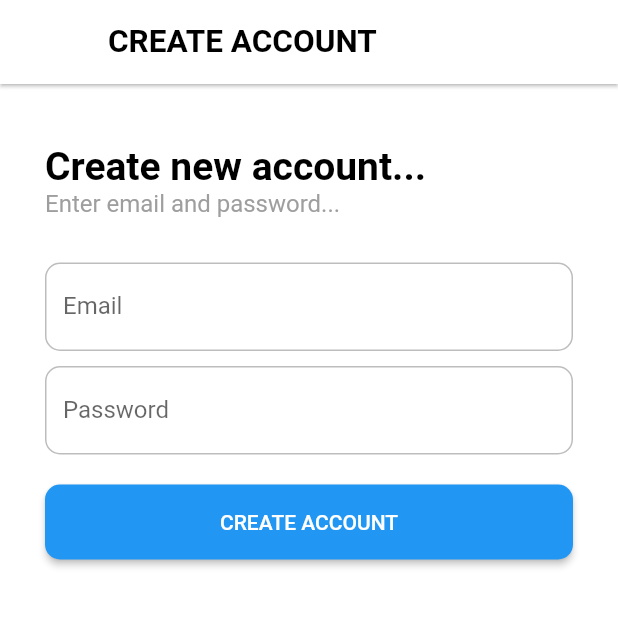
After one commit to hussamhejazy/Task-Manager-Project, a Flutter app: the CreateAccountScreen screen opened by its route, on a phone screen of 412 x 824 dp, the top half of it. The commit adds this screen. Run offline on Flutter 3.47's test engine with Material 2 defaults, Android fonts, the phone set to English and light mode, and no system bars; our stand-ins replace firebase_auth, firebase_core, shared_preferences; accounts and stored records are empty.

Commit message:
create account firebase

```diff
--- /dev/null
+++ b/lib/auth/create_account_screen.dart
@@ -0,0 +1,123 @@
+
+import 'package:flutter/material.dart';
+import 'package:task_manager/firebase/fb_auth_controller.dart';
+import 'package:task_manager/utils/helpers.dart';
+import 'package:task_manager/widgets/app_text_field.dart';
+
+class CreateAccountScreen extends StatefulWidget {
+  const CreateAccountScreen({Key? key}) : super(key: key);
+
+  @override
+  _CreateAccountScreenState createState() => _CreateAccountScreenState();
+}
+
+class _CreateAccountScreenState extends State<CreateAccountScreen>
+    with Helpers {
+  late TextEditingController _emailTextController;
+  late TextEditingController _passwordTextController;
+
+  @override
+  void initState() {
+    // TODO: implement initState
+    super.initState();
+    _emailTextController = TextEditingController();
+    _passwordTextController = TextEditingController();
+  }
+
+  @override
+  void dispose() {
+    // TODO: implement dispose
+    _emailTextController.dispose();
+    _passwordTextController.dispose();
+    super.dispose();
+  }
+
+  @override
+  Widget build(BuildContext context) {
+    return Scaffold(
+      backgroundColor: Colors.white,
+      appBar: AppBar(
+        elevation: 1,
+        backgroundColor: Colors.white,
+        title: Text(
+          'CREATE ACCOUNT',
+          style: TextStyle(
+            color: Colors.black,
+            fontWeight: FontWeight.bold,
+            fontSize: 21,
+          ),
+        ),
+      ),
+      body: Padding(
+        padding: const EdgeInsets.symmetric(horizontal: 30, vertical: 40),
+        child: Column(
+          crossAxisAlignment: CrossAxisAlignment.start,
+          children: [
+            Text(
+              'Create new account...',
+              style: TextStyle(
+                color: Colors.black,
+                fontWeight: FontWeight.bold,
+                fontSize: 26,
+              ),
+            ),
+            Text(
+              'Enter email and password...',
+              style: TextStyle(
+                color: Colors.grey.shade500,
+                fontSize: 16,
+              ),
+            ),
+            SizedBox(height: 30),
+            AppTextField(
+              hint: 'Email',
+              controller: _emailTextController,
+              maxLength: 30,
+            ),
+            SizedBox(height: 10),
+            AppTextField(
+              hint: 'Password',
+              controller: _passwordTextController,
+              obscureText: true,
+            ),
+            SizedBox(height: 20),
+            ElevatedButton(
+              style: ElevatedButton.styleFrom(
+                minimumSize: Size(double.infinity, 50),
+                shape: RoundedRectangleBorder(
+                  borderRadius: BorderRadius.circular(10),
+                ),
+              ),
+              onPressed: () async {
+                await performCreateAccount();
+              },
+              child: Text('CREATE ACCOUNT'),
+            ),
+          ],
+        ),
+      ),
+    );
+  }
+
+  Future<void> performCreateAccount() async {
+    if (checkData()) {
+      await createAccount();
+    }
+  }
+
+  bool checkData() {
+    if (_emailTextController.text.isNotEmpty &&
+        _passwordTextController.text.isNotEmpty) {
+      return true;
+    }
+    showSnackBar(context: context, content: 'Enter email & password');
+    return false;
+  }
+
+  Future<void> createAccount() async {
+    bool status = await FbAuthController().createAccount(context,
+        email: _emailTextController.text,
+        password: _passwordTextController.text);
+    if (status) Navigator.pop(context);
+  }
+}
--- a/lib/screens/login_screen.dart
+++ b/lib/auth/login_screen.dart
@@ -48,7 +48,7 @@ class _LoginScreenState extends State<LoginScreen>  with Helpers{
         ),
       ),
         body: Padding(
-          padding: EdgeInsets.symmetric(horizontal: 20, vertical: 40),
+          padding: EdgeInsets.symmetric(horizontal: 30, vertical: 40),
           child: Column(
             mainAxisAlignment: MainAxisAlignment.center,
             children: [
@@ -79,7 +79,11 @@ class _LoginScreenState extends State<LoginScreen>  with Helpers{
                   ),
                 ),
               ),
-
+              SizedBox(height: 25),
+              TextButton(
+                onPressed: () => Navigator.pushNamed(context, '/create_account_screen'),
+                child: Text('CREATE ACCOUNT'),
+              ),
             ],
           ),
         )
--- a/lib/screens/main.dart
+++ b/lib/screens/main.dart
@@ -1,5 +1,6 @@
 import 'package:firebase_core/firebase_core.dart';
 import 'package:flutter/material.dart';
+import 'package:task_manager/auth/create_account_screen.dart';
 import 'package:task_manager/preferences/app_preferences.dart';
 import 'package:task_manager/screens/department_screens/add_departtment_Screen.dart';
 import 'package:task_manager/screens/department_screens/department_screen.dart';
@@ -9,7 +10,7 @@ import 'package:task_manager/screens/report_screen/attendance_screen.dart';
 import 'package:task_manager/screens/create_leave_screen.dart';
 import 'package:task_manager/screens/hi_screen.dart';
 import 'package:task_manager/screens/report_screen/leave_screen.dart';
-import 'package:task_manager/screens/login_screen.dart';
+import 'package:task_manager/auth/login_screen.dart';
 import 'package:task_manager/screens/main_screen.dart';
 import 'package:task_manager/screens/nb_screens/pk_task_screen/add_task_screen.dart';
 import 'package:task_manager/screens/nb_screens/pk_task_screen/task_detail_screen.dart';
@@ -39,6 +40,7 @@ class MyApp extends StatelessWidget {
         '/launch_screen':(context)=>LaunchScreen(),
         '/main_screen':(context)=>MainScreen(),
         '/login_screen':(context)=>LoginScreen(),
+        '/create_account_screen':(context)=>CreateAccountScreen(),
         '/add_task_screen':(context)=>AddTask(),
         '/task_detail_screen':(context)=>TaskDetail(),
         '/attendance_screen':(context)=>Attendance(),
```
Also changed, not shown: lib/firebase/fb_auth_controller.dart (+14 -0 lines).
